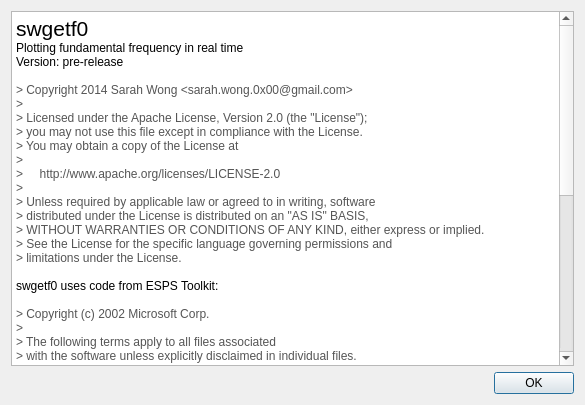
Qt form about.ui (sarahkw/swgetf0) before a commit.
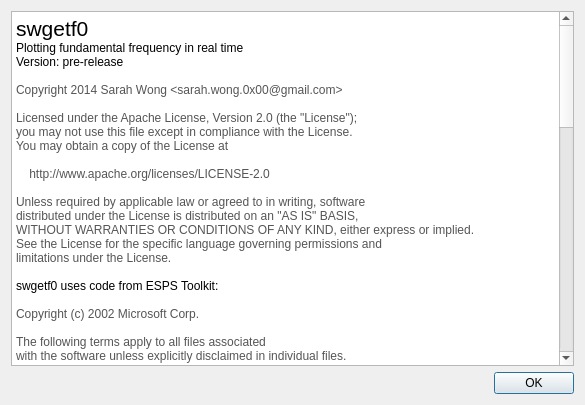
The same form after that commit.

Commit message: Add tinyscheme license to Help->About

Diff of the .ui file:
```diff
--- a/about.ui
+++ b/about.ui
@@ -31,49 +31,81 @@
 &lt;p style=&quot; margin-top:0px; margin-bottom:0px; margin-left:0px; margin-right:0px; -qt-block-indent:0; text-indent:0px;&quot;&gt;Plotting fundamental frequency in real time&lt;/p&gt;
 &lt;p style=&quot; margin-top:0px; margin-bottom:0px; margin-left:0px; margin-right:0px; -qt-block-indent:0; text-indent:0px;&quot;&gt;Version: pre-release&lt;/p&gt;
 &lt;p style=&quot;-qt-paragraph-type:empty; margin-top:0px; margin-bottom:0px; margin-left:0px; margin-right:0px; -qt-block-indent:0; text-indent:0px;&quot;&gt;&lt;br /&gt;&lt;/p&gt;
-&lt;p style=&quot; margin-top:0px; margin-bottom:0px; margin-left:0px; margin-right:0px; -qt-block-indent:0; text-indent:0px;&quot;&gt;&lt;span style=&quot; color:#555555;&quot;&gt;&amp;gt; Copyright 2014 Sarah Wong &amp;lt;sarah.wong.0x00@gmail.com&amp;gt;&lt;/span&gt;&lt;/p&gt;
-&lt;p style=&quot; margin-top:0px; margin-bottom:0px; margin-left:0px; margin-right:0px; -qt-block-indent:0; text-indent:0px;&quot;&gt;&lt;span style=&quot; color:#555555;&quot;&gt;&amp;gt; &lt;/span&gt;&lt;/p&gt;
-&lt;p style=&quot; margin-top:0px; margin-bottom:0px; margin-left:0px; margin-right:0px; -qt-block-indent:0; text-indent:0px;&quot;&gt;&lt;span style=&quot; color:#555555;&quot;&gt;&amp;gt; Licensed under the Apache License, Version 2.0 (the &amp;quot;License&amp;quot;);&lt;/span&gt;&lt;/p&gt;
-&lt;p style=&quot; margin-top:0px; margin-bottom:0px; margin-left:0px; margin-right:0px; -qt-block-indent:0; text-indent:0px;&quot;&gt;&lt;span style=&quot; color:#555555;&quot;&gt;&amp;gt; you may not use this file except in compliance with the License.&lt;/span&gt;&lt;/p&gt;
-&lt;p style=&quot; margin-top:0px; margin-bottom:0px; margin-left:0px; margin-right:0px; -qt-block-indent:0; text-indent:0px;&quot;&gt;&lt;span style=&quot; color:#555555;&quot;&gt;&amp;gt; You may obtain a copy of the License at&lt;/span&gt;&lt;/p&gt;
-&lt;p style=&quot; margin-top:0px; margin-bottom:0px; margin-left:0px; margin-right:0px; -qt-block-indent:0; text-indent:0px;&quot;&gt;&lt;span style=&quot; color:#555555;&quot;&gt;&amp;gt; &lt;/span&gt;&lt;/p&gt;
-&lt;p style=&quot; margin-top:0px; margin-bottom:0px; margin-left:0px; margin-right:0px; -qt-block-indent:0; text-indent:0px;&quot;&gt;&lt;span style=&quot; color:#555555;&quot;&gt;&amp;gt;     http://www.apache.org/licenses/LICENSE-2.0&lt;/span&gt;&lt;/p&gt;
-&lt;p style=&quot; margin-top:0px; margin-bottom:0px; margin-left:0px; margin-right:0px; -qt-block-indent:0; text-indent:0px;&quot;&gt;&lt;span style=&quot; color:#555555;&quot;&gt;&amp;gt; &lt;/span&gt;&lt;/p&gt;
-&lt;p style=&quot; margin-top:0px; margin-bottom:0px; margin-left:0px; margin-right:0px; -qt-block-indent:0; text-indent:0px;&quot;&gt;&lt;span style=&quot; color:#555555;&quot;&gt;&amp;gt; Unless required by applicable law or agreed to in writing, software&lt;/span&gt;&lt;/p&gt;
-&lt;p style=&quot; margin-top:0px; margin-bottom:0px; margin-left:0px; margin-right:0px; -qt-block-indent:0; text-indent:0px;&quot;&gt;&lt;span style=&quot; color:#555555;&quot;&gt;&amp;gt; distributed under the License is distributed on an &amp;quot;AS IS&amp;quot; BASIS,&lt;/span&gt;&lt;/p&gt;
-&lt;p style=&quot; margin-top:0px; margin-bottom:0px; margin-left:0px; margin-right:0px; -qt-block-indent:0; text-indent:0px;&quot;&gt;&lt;span style=&quot; color:#555555;&quot;&gt;&amp;gt; WITHOUT WARRANTIES OR CONDITIONS OF ANY KIND, either express or implied.&lt;/span&gt;&lt;/p&gt;
-&lt;p style=&quot; margin-top:0px; margin-bottom:0px; margin-left:0px; margin-right:0px; -qt-block-indent:0; text-indent:0px;&quot;&gt;&lt;span style=&quot; color:#555555;&quot;&gt;&amp;gt; See the License for the specific language governing permissions and&lt;/span&gt;&lt;/p&gt;
-&lt;p style=&quot; margin-top:0px; margin-bottom:0px; margin-left:0px; margin-right:0px; -qt-block-indent:0; text-indent:0px;&quot;&gt;&lt;span style=&quot; color:#555555;&quot;&gt;&amp;gt; limitations under the License.&lt;/span&gt;&lt;/p&gt;
+&lt;p style=&quot; margin-top:0px; margin-bottom:0px; margin-left:0px; margin-right:0px; -qt-block-indent:0; text-indent:0px;&quot;&gt;&lt;span style=&quot; color:#555555;&quot;&gt;Copyright 2014 Sarah Wong &amp;lt;sarah.wong.0x00@gmail.com&amp;gt;&lt;/span&gt;&lt;/p&gt;
+&lt;p style=&quot;-qt-paragraph-type:empty; margin-top:0px; margin-bottom:0px; margin-left:0px; margin-right:0px; -qt-block-indent:0; text-indent:0px; color:#555555;&quot;&gt;&lt;br /&gt;&lt;/p&gt;
+&lt;p style=&quot; margin-top:0px; margin-bottom:0px; margin-left:0px; margin-right:0px; -qt-block-indent:0; text-indent:0px;&quot;&gt;&lt;span style=&quot; color:#555555;&quot;&gt;Licensed under the Apache License, Version 2.0 (the &amp;quot;License&amp;quot;);&lt;/span&gt;&lt;/p&gt;
+&lt;p style=&quot; margin-top:0px; margin-bottom:0px; margin-left:0px; margin-right:0px; -qt-block-indent:0; text-indent:0px;&quot;&gt;&lt;span style=&quot; color:#555555;&quot;&gt;you may not use this file except in compliance with the License.&lt;/span&gt;&lt;/p&gt;
+&lt;p style=&quot; margin-top:0px; margin-bottom:0px; margin-left:0px; margin-right:0px; -qt-block-indent:0; text-indent:0px;&quot;&gt;&lt;span style=&quot; color:#555555;&quot;&gt;You may obtain a copy of the License at&lt;/span&gt;&lt;/p&gt;
+&lt;p style=&quot;-qt-paragraph-type:empty; margin-top:0px; margin-bottom:0px; margin-left:0px; margin-right:0px; -qt-block-indent:0; text-indent:0px; color:#555555;&quot;&gt;&lt;br /&gt;&lt;/p&gt;
+&lt;p style=&quot; margin-top:0px; margin-bottom:0px; margin-left:0px; margin-right:0px; -qt-block-indent:0; text-indent:0px;&quot;&gt;&lt;span style=&quot; color:#555555;&quot;&gt;    http://www.apache.org/licenses/LICENSE-2.0&lt;/span&gt;&lt;/p&gt;
+&lt;p style=&quot;-qt-paragraph-type:empty; margin-top:0px; margin-bottom:0px; margin-left:0px; margin-right:0px; -qt-block-indent:0; text-indent:0px; color:#555555;&quot;&gt;&lt;br /&gt;&lt;/p&gt;
+&lt;p style=&quot; margin-top:0px; margin-bottom:0px; margin-left:0px; margin-right:0px; -qt-block-indent:0; text-indent:0px;&quot;&gt;&lt;span style=&quot; color:#555555;&quot;&gt;Unless required by applicable law or agreed to in writing, software&lt;/span&gt;&lt;/p&gt;
+&lt;p style=&quot; margin-top:0px; margin-bottom:0px; margin-left:0px; margin-right:0px; -qt-block-indent:0; text-indent:0px;&quot;&gt;&lt;span style=&quot; color:#555555;&quot;&gt;distributed under the License is distributed on an &amp;quot;AS IS&amp;quot; BASIS,&lt;/span&gt;&lt;/p&gt;
+&lt;p style=&quot; margin-top:0px; margin-bottom:0px; margin-left:0px; margin-right:0px; -qt-block-indent:0; text-indent:0px;&quot;&gt;&lt;span style=&quot; color:#555555;&quot;&gt;WITHOUT WARRANTIES OR CONDITIONS OF ANY KIND, either express or implied.&lt;/span&gt;&lt;/p&gt;
+&lt;p style=&quot; margin-top:0px; margin-bottom:0px; margin-left:0px; margin-right:0px; -qt-block-indent:0; text-indent:0px;&quot;&gt;&lt;span style=&quot; color:#555555;&quot;&gt;See the License for the specific language governing permissions and&lt;/span&gt;&lt;/p&gt;
+&lt;p style=&quot; margin-top:0px; margin-bottom:0px; margin-left:0px; margin-right:0px; -qt-block-indent:0; text-indent:0px;&quot;&gt;&lt;span style=&quot; color:#555555;&quot;&gt;limitations under the License.&lt;/span&gt;&lt;/p&gt;
 &lt;p style=&quot;-qt-paragraph-type:empty; margin-top:0px; margin-bottom:0px; margin-left:0px; margin-right:0px; -qt-block-indent:0; text-indent:0px;&quot;&gt;&lt;br /&gt;&lt;/p&gt;
 &lt;p style=&quot; margin-top:0px; margin-bottom:0px; margin-left:0px; margin-right:0px; -qt-block-indent:0; text-indent:0px;&quot;&gt;swgetf0 uses code from ESPS Toolkit:&lt;/p&gt;
 &lt;p style=&quot;-qt-paragraph-type:empty; margin-top:0px; margin-bottom:0px; margin-left:0px; margin-right:0px; -qt-block-indent:0; text-indent:0px;&quot;&gt;&lt;br /&gt;&lt;/p&gt;
-&lt;p style=&quot; margin-top:0px; margin-bottom:0px; margin-left:0px; margin-right:0px; -qt-block-indent:0; text-indent:0px;&quot;&gt;&lt;span style=&quot; color:#555555;&quot;&gt;&amp;gt; Copyright (c) 2002 Microsoft Corp.&lt;/span&gt;&lt;/p&gt;
-&lt;p style=&quot; margin-top:0px; margin-bottom:0px; margin-left:0px; margin-right:0px; -qt-block-indent:0; text-indent:0px;&quot;&gt;&lt;span style=&quot; color:#555555;&quot;&gt;&amp;gt; &lt;/span&gt;&lt;/p&gt;
-&lt;p style=&quot; margin-top:0px; margin-bottom:0px; margin-left:0px; margin-right:0px; -qt-block-indent:0; text-indent:0px;&quot;&gt;&lt;span style=&quot; color:#555555;&quot;&gt;&amp;gt; The following terms apply to all files associated&lt;/span&gt;&lt;/p&gt;
-&lt;p style=&quot; margin-top:0px; margin-bottom:0px; margin-left:0px; margin-right:0px; -qt-block-indent:0; text-indent:0px;&quot;&gt;&lt;span style=&quot; color:#555555;&quot;&gt;&amp;gt; with the software unless explicitly disclaimed in individual files.&lt;/span&gt;&lt;/p&gt;
-&lt;p style=&quot; margin-top:0px; margin-bottom:0px; margin-left:0px; margin-right:0px; -qt-block-indent:0; text-indent:0px;&quot;&gt;&lt;span style=&quot; color:#555555;&quot;&gt;&amp;gt; &lt;/span&gt;&lt;/p&gt;
-&lt;p style=&quot; margin-top:0px; margin-bottom:0px; margin-left:0px; margin-right:0px; -qt-block-indent:0; text-indent:0px;&quot;&gt;&lt;span style=&quot; color:#555555;&quot;&gt;&amp;gt; The authors hereby grant permission to use, copy, modify, distribute,&lt;/span&gt;&lt;/p&gt;
-&lt;p style=&quot; margin-top:0px; margin-bottom:0px; margin-left:0px; margin-right:0px; -qt-block-indent:0; text-indent:0px;&quot;&gt;&lt;span style=&quot; color:#555555;&quot;&gt;&amp;gt; and license this software and its documentation for any purpose, provided&lt;/span&gt;&lt;/p&gt;
-&lt;p style=&quot; margin-top:0px; margin-bottom:0px; margin-left:0px; margin-right:0px; -qt-block-indent:0; text-indent:0px;&quot;&gt;&lt;span style=&quot; color:#555555;&quot;&gt;&amp;gt; that existing copyright notices are retained in all copies and that this&lt;/span&gt;&lt;/p&gt;
-&lt;p style=&quot; margin-top:0px; margin-bottom:0px; margin-left:0px; margin-right:0px; -qt-block-indent:0; text-indent:0px;&quot;&gt;&lt;span style=&quot; color:#555555;&quot;&gt;&amp;gt; notice is included verbatim in any distributions. No written agreement,&lt;/span&gt;&lt;/p&gt;
-&lt;p style=&quot; margin-top:0px; margin-bottom:0px; margin-left:0px; margin-right:0px; -qt-block-indent:0; text-indent:0px;&quot;&gt;&lt;span style=&quot; color:#555555;&quot;&gt;&amp;gt; license, or royalty fee is required for any of the authorized uses.&lt;/span&gt;&lt;/p&gt;
-&lt;p style=&quot; margin-top:0px; margin-bottom:0px; margin-left:0px; margin-right:0px; -qt-block-indent:0; text-indent:0px;&quot;&gt;&lt;span style=&quot; color:#555555;&quot;&gt;&amp;gt; Modifications to this software may be copyrighted by their authors&lt;/span&gt;&lt;/p&gt;
-&lt;p style=&quot; margin-top:0px; margin-bottom:0px; margin-left:0px; margin-right:0px; -qt-block-indent:0; text-indent:0px;&quot;&gt;&lt;span style=&quot; color:#555555;&quot;&gt;&amp;gt; and need not follow the licensing terms described here, provided that&lt;/span&gt;&lt;/p&gt;
-&lt;p style=&quot; margin-top:0px; margin-bottom:0px; margin-left:0px; margin-right:0px; -qt-block-indent:0; text-indent:0px;&quot;&gt;&lt;span style=&quot; color:#555555;&quot;&gt;&amp;gt; the new terms are clearly indicated on the first page of each file where&lt;/span&gt;&lt;/p&gt;
-&lt;p style=&quot; margin-top:0px; margin-bottom:0px; margin-left:0px; margin-right:0px; -qt-block-indent:0; text-indent:0px;&quot;&gt;&lt;span style=&quot; color:#555555;&quot;&gt;&amp;gt; they apply.&lt;/span&gt;&lt;/p&gt;
-&lt;p style=&quot; margin-top:0px; margin-bottom:0px; margin-left:0px; margin-right:0px; -qt-block-indent:0; text-indent:0px;&quot;&gt;&lt;span style=&quot; color:#555555;&quot;&gt;&amp;gt; &lt;/span&gt;&lt;/p&gt;
-&lt;p style=&quot; margin-top:0px; margin-bottom:0px; margin-left:0px; margin-right:0px; -qt-block-indent:0; text-indent:0px;&quot;&gt;&lt;span style=&quot; color:#555555;&quot;&gt;&amp;gt; IN NO EVENT SHALL THE AUTHORS OR DISTRIBUTORS BE LIABLE TO ANY PARTY&lt;/span&gt;&lt;/p&gt;
-&lt;p style=&quot; margin-top:0px; margin-bottom:0px; margin-left:0px; margin-right:0px; -qt-block-indent:0; text-indent:0px;&quot;&gt;&lt;span style=&quot; color:#555555;&quot;&gt;&amp;gt; FOR DIRECT, INDIRECT, SPECIAL, INCIDENTAL, OR CONSEQUENTIAL DAMAGES&lt;/span&gt;&lt;/p&gt;
-&lt;p style=&quot; margin-top:0px; margin-bottom:0px; margin-left:0px; margin-right:0px; -qt-block-indent:0; text-indent:0px;&quot;&gt;&lt;span style=&quot; color:#555555;&quot;&gt;&amp;gt; ARISING OUT OF THE USE OF THIS SOFTWARE, ITS DOCUMENTATION, OR ANY&lt;/span&gt;&lt;/p&gt;
-&lt;p style=&quot; margin-top:0px; margin-bottom:0px; margin-left:0px; margin-right:0px; -qt-block-indent:0; text-indent:0px;&quot;&gt;&lt;span style=&quot; color:#555555;&quot;&gt;&amp;gt; DERIVATIVES THEREOF, EVEN IF THE AUTHORS HAVE BEEN ADVISED OF THE&lt;/span&gt;&lt;/p&gt;
-&lt;p style=&quot; margin-top:0px; margin-bottom:0px; margin-left:0px; margin-right:0px; -qt-block-indent:0; text-indent:0px;&quot;&gt;&lt;span style=&quot; color:#555555;&quot;&gt;&amp;gt; POSSIBILITY OF SUCH DAMAGE.&lt;/span&gt;&lt;/p&gt;
-&lt;p style=&quot; margin-top:0px; margin-bottom:0px; margin-left:0px; margin-right:0px; -qt-block-indent:0; text-indent:0px;&quot;&gt;&lt;span style=&quot; color:#555555;&quot;&gt;&amp;gt; &lt;/span&gt;&lt;/p&gt;
-&lt;p style=&quot; margin-top:0px; margin-bottom:0px; margin-left:0px; margin-right:0px; -qt-block-indent:0; text-indent:0px;&quot;&gt;&lt;span style=&quot; color:#555555;&quot;&gt;&amp;gt; THE AUTHORS AND DISTRIBUTORS SPECIFICALLY DISCLAIM ANY WARRANTIES,&lt;/span&gt;&lt;/p&gt;
-&lt;p style=&quot; margin-top:0px; margin-bottom:0px; margin-left:0px; margin-right:0px; -qt-block-indent:0; text-indent:0px;&quot;&gt;&lt;span style=&quot; color:#555555;&quot;&gt;&amp;gt; INCLUDING, BUT NOT LIMITED TO, THE IMPLIED WARRANTIES OF MERCHANTABILITY,&lt;/span&gt;&lt;/p&gt;
-&lt;p style=&quot; margin-top:0px; margin-bottom:0px; margin-left:0px; margin-right:0px; -qt-block-indent:0; text-indent:0px;&quot;&gt;&lt;span style=&quot; color:#555555;&quot;&gt;&amp;gt; FITNESS FOR A PARTICULAR PURPOSE, AND NON-INFRINGEMENT.  THIS SOFTWARE&lt;/span&gt;&lt;/p&gt;
-&lt;p style=&quot; margin-top:0px; margin-bottom:0px; margin-left:0px; margin-right:0px; -qt-block-indent:0; text-indent:0px;&quot;&gt;&lt;span style=&quot; color:#555555;&quot;&gt;&amp;gt; IS PROVIDED ON AN &amp;quot;AS IS&amp;quot; BASIS, AND THE AUTHORS AND DISTRIBUTORS HAVE&lt;/span&gt;&lt;/p&gt;
-&lt;p style=&quot; margin-top:0px; margin-bottom:0px; margin-left:0px; margin-right:0px; -qt-block-indent:0; text-indent:0px;&quot;&gt;&lt;span style=&quot; color:#555555;&quot;&gt;&amp;gt; NO OBLIGATION TO PROVIDE MAINTENANCE, SUPPORT, UPDATES, ENHANCEMENTS, OR&lt;/span&gt;&lt;/p&gt;
-&lt;p style=&quot; margin-top:0px; margin-bottom:0px; margin-left:0px; margin-right:0px; -qt-block-indent:0; text-indent:0px;&quot;&gt;&lt;span style=&quot; color:#555555;&quot;&gt;&amp;gt; MODIFICATIONS.&lt;/span&gt;&lt;/p&gt;&lt;/body&gt;&lt;/html&gt;</string>
+&lt;p style=&quot; margin-top:0px; margin-bottom:0px; margin-left:0px; margin-right:0px; -qt-block-indent:0; text-indent:0px;&quot;&gt;&lt;span style=&quot; color:#555555;&quot;&gt;Copyright (c) 2002 Microsoft Corp.&lt;/span&gt;&lt;/p&gt;
+&lt;p style=&quot;-qt-paragraph-type:empty; margin-top:0px; margin-bottom:0px; margin-left:0px; margin-right:0px; -qt-block-indent:0; text-indent:0px; color:#555555;&quot;&gt;&lt;br /&gt;&lt;/p&gt;
+&lt;p style=&quot; margin-top:0px; margin-bottom:0px; margin-left:0px; margin-right:0px; -qt-block-indent:0; text-indent:0px;&quot;&gt;&lt;span style=&quot; color:#555555;&quot;&gt;The following terms apply to all files associated&lt;/span&gt;&lt;/p&gt;
+&lt;p style=&quot; margin-top:0px; margin-bottom:0px; margin-left:0px; margin-right:0px; -qt-block-indent:0; text-indent:0px;&quot;&gt;&lt;span style=&quot; color:#555555;&quot;&gt;with the software unless explicitly disclaimed in individual files.&lt;/span&gt;&lt;/p&gt;
+&lt;p style=&quot;-qt-paragraph-type:empty; margin-top:0px; margin-bottom:0px; margin-left:0px; margin-right:0px; -qt-block-indent:0; text-indent:0px; color:#555555;&quot;&gt;&lt;br /&gt;&lt;/p&gt;
+&lt;p style=&quot; margin-top:0px; margin-bottom:0px; margin-left:0px; margin-right:0px; -qt-block-indent:0; text-indent:0px;&quot;&gt;&lt;span style=&quot; color:#555555;&quot;&gt;The authors hereby grant permission to use, copy, modify, distribute,&lt;/span&gt;&lt;/p&gt;
+&lt;p style=&quot; margin-top:0px; margin-bottom:0px; margin-left:0px; margin-right:0px; -qt-block-indent:0; text-indent:0px;&quot;&gt;&lt;span style=&quot; color:#555555;&quot;&gt;and license this software and its documentation for any purpose, provided&lt;/span&gt;&lt;/p&gt;
+&lt;p style=&quot; margin-top:0px; margin-bottom:0px; margin-left:0px; margin-right:0px; -qt-block-indent:0; text-indent:0px;&quot;&gt;&lt;span style=&quot; color:#555555;&quot;&gt;that existing copyright notices are retained in all copies and that this&lt;/span&gt;&lt;/p&gt;
+&lt;p style=&quot; margin-top:0px; margin-bottom:0px; margin-left:0px; margin-right:0px; -qt-block-indent:0; text-indent:0px;&quot;&gt;&lt;span style=&quot; color:#555555;&quot;&gt;notice is included verbatim in any distributions. No written agreement,&lt;/span&gt;&lt;/p&gt;
+&lt;p style=&quot; margin-top:0px; margin-bottom:0px; margin-left:0px; margin-right:0px; -qt-block-indent:0; text-indent:0px;&quot;&gt;&lt;span style=&quot; color:#555555;&quot;&gt;license, or royalty fee is required for any of the authorized uses.&lt;/span&gt;&lt;/p&gt;
+&lt;p style=&quot; margin-top:0px; margin-bottom:0px; margin-left:0px; margin-right:0px; -qt-block-indent:0; text-indent:0px;&quot;&gt;&lt;span style=&quot; color:#555555;&quot;&gt;Modifications to this software may be copyrighted by their authors&lt;/span&gt;&lt;/p&gt;
+&lt;p style=&quot; margin-top:0px; margin-bottom:0px; margin-left:0px; margin-right:0px; -qt-block-indent:0; text-indent:0px;&quot;&gt;&lt;span style=&quot; color:#555555;&quot;&gt;and need not follow the licensing terms described here, provided that&lt;/span&gt;&lt;/p&gt;
+&lt;p style=&quot; margin-top:0px; margin-bottom:0px; margin-left:0px; margin-right:0px; -qt-block-indent:0; text-indent:0px;&quot;&gt;&lt;span style=&quot; color:#555555;&quot;&gt;the new terms are clearly indicated on the first page of each file where&lt;/span&gt;&lt;/p&gt;
+&lt;p style=&quot; margin-top:0px; margin-bottom:0px; margin-left:0px; margin-right:0px; -qt-block-indent:0; text-indent:0px;&quot;&gt;&lt;span style=&quot; color:#555555;&quot;&gt;they apply.&lt;/span&gt;&lt;/p&gt;
+&lt;p style=&quot;-qt-paragraph-type:empty; margin-top:0px; margin-bottom:0px; margin-left:0px; margin-right:0px; -qt-block-indent:0; text-indent:0px; color:#555555;&quot;&gt;&lt;br /&gt;&lt;/p&gt;
+&lt;p style=&quot; margin-top:0px; margin-bottom:0px; margin-left:0px; margin-right:0px; -qt-block-indent:0; text-indent:0px;&quot;&gt;&lt;span style=&quot; color:#555555;&quot;&gt;IN NO EVENT SHALL THE AUTHORS OR DISTRIBUTORS BE LIABLE TO ANY PARTY&lt;/span&gt;&lt;/p&gt;
+&lt;p style=&quot; margin-top:0px; margin-bottom:0px; margin-left:0px; margin-right:0px; -qt-block-indent:0; text-indent:0px;&quot;&gt;&lt;span style=&quot; color:#555555;&quot;&gt;FOR DIRECT, INDIRECT, SPECIAL, INCIDENTAL, OR CONSEQUENTIAL DAMAGES&lt;/span&gt;&lt;/p&gt;
+&lt;p style=&quot; margin-top:0px; margin-bottom:0px; margin-left:0px; margin-right:0px; -qt-block-indent:0; text-indent:0px;&quot;&gt;&lt;span style=&quot; color:#555555;&quot;&gt;ARISING OUT OF THE USE OF THIS SOFTWARE, ITS DOCUMENTATION, OR ANY&lt;/span&gt;&lt;/p&gt;
+&lt;p style=&quot; margin-top:0px; margin-bottom:0px; margin-left:0px; margin-right:0px; -qt-block-indent:0; text-indent:0px;&quot;&gt;&lt;span style=&quot; color:#555555;&quot;&gt;DERIVATIVES THEREOF, EVEN IF THE AUTHORS HAVE BEEN ADVISED OF THE&lt;/span&gt;&lt;/p&gt;
+&lt;p style=&quot; margin-top:0px; margin-bottom:0px; margin-left:0px; margin-right:0px; -qt-block-indent:0; text-indent:0px;&quot;&gt;&lt;span style=&quot; color:#555555;&quot;&gt;POSSIBILITY OF SUCH DAMAGE.&lt;/span&gt;&lt;/p&gt;
+&lt;p style=&quot;-qt-paragraph-type:empty; margin-top:0px; margin-bottom:0px; margin-left:0px; margin-right:0px; -qt-block-indent:0; text-indent:0px; color:#555555;&quot;&gt;&lt;br /&gt;&lt;/p&gt;
+&lt;p style=&quot; margin-top:0px; margin-bottom:0px; margin-left:0px; margin-right:0px; -qt-block-indent:0; text-indent:0px;&quot;&gt;&lt;span style=&quot; color:#555555;&quot;&gt;THE AUTHORS AND DISTRIBUTORS SPECIFICALLY DISCLAIM ANY WARRANTIES,&lt;/span&gt;&lt;/p&gt;
+&lt;p style=&quot; margin-top:0px; margin-bottom:0px; margin-left:0px; margin-right:0px; -qt-block-indent:0; text-indent:0px;&quot;&gt;&lt;span style=&quot; color:#555555;&quot;&gt;INCLUDING, BUT NOT LIMITED TO, THE IMPLIED WARRANTIES OF MERCHANTABILITY,&lt;/span&gt;&lt;/p&gt;
+&lt;p style=&quot; margin-top:0px; margin-bottom:0px; margin-left:0px; margin-right:0px; -qt-block-indent:0; text-indent:0px;&quot;&gt;&lt;span style=&quot; color:#555555;&quot;&gt;FITNESS FOR A PARTICULAR PURPOSE, AND NON-INFRINGEMENT.  THIS SOFTWARE&lt;/span&gt;&lt;/p&gt;
+&lt;p style=&quot; margin-top:0px; margin-bottom:0px; margin-left:0px; margin-right:0px; -qt-block-indent:0; text-indent:0px;&quot;&gt;&lt;span style=&quot; color:#555555;&quot;&gt;IS PROVIDED ON AN &amp;quot;AS IS&amp;quot; BASIS, AND THE AUTHORS AND DISTRIBUTORS HAVE&lt;/span&gt;&lt;/p&gt;
+&lt;p style=&quot; margin-top:0px; margin-bottom:0px; margin-left:0px; margin-right:0px; -qt-block-indent:0; text-indent:0px;&quot;&gt;&lt;span style=&quot; color:#555555;&quot;&gt;NO OBLIGATION TO PROVIDE MAINTENANCE, SUPPORT, UPDATES, ENHANCEMENTS, OR&lt;/span&gt;&lt;/p&gt;
+&lt;p style=&quot; margin-top:0px; margin-bottom:0px; margin-left:0px; margin-right:0px; -qt-block-indent:0; text-indent:0px;&quot;&gt;&lt;span style=&quot; color:#555555;&quot;&gt;MODIFICATIONS.&lt;/span&gt;&lt;/p&gt;
+&lt;p style=&quot;-qt-paragraph-type:empty; margin-top:0px; margin-bottom:0px; margin-left:0px; margin-right:0px; -qt-block-indent:0; text-indent:0px; color:#555555;&quot;&gt;&lt;br /&gt;&lt;/p&gt;
+&lt;p style=&quot; margin-top:0px; margin-bottom:0px; margin-left:0px; margin-right:0px; -qt-block-indent:0; text-indent:0px;&quot;&gt;swgetf0 uses code from tinyscheme:&lt;/p&gt;
+&lt;p style=&quot;-qt-paragraph-type:empty; margin-top:0px; margin-bottom:0px; margin-left:0px; margin-right:0px; -qt-block-indent:0; text-indent:0px;&quot;&gt;&lt;br /&gt;&lt;/p&gt;
+&lt;p style=&quot; margin-top:0px; margin-bottom:0px; margin-left:0px; margin-right:0px; -qt-block-indent:0; text-indent:0px;&quot;&gt;&lt;span style=&quot; color:#555555;&quot;&gt;Copyright (c) 2000, Dimitrios Souflis&lt;/span&gt;&lt;/p&gt;
+&lt;p style=&quot; margin-top:0px; margin-bottom:0px; margin-left:0px; margin-right:0px; -qt-block-indent:0; text-indent:0px;&quot;&gt;&lt;span style=&quot; color:#555555;&quot;&gt;All rights reserved.&lt;/span&gt;&lt;/p&gt;
+&lt;p style=&quot;-qt-paragraph-type:empty; margin-top:0px; margin-bottom:0px; margin-left:0px; margin-right:0px; -qt-block-indent:0; text-indent:0px; color:#555555;&quot;&gt;&lt;br /&gt;&lt;/p&gt;
+&lt;p style=&quot; margin-top:0px; margin-bottom:0px; margin-left:0px; margin-right:0px; -qt-block-indent:0; text-indent:0px;&quot;&gt;&lt;span style=&quot; color:#555555;&quot;&gt;Redistribution and use in source and binary forms, with or without&lt;/span&gt;&lt;/p&gt;
+&lt;p style=&quot; margin-top:0px; margin-bottom:0px; margin-left:0px; margin-right:0px; -qt-block-indent:0; text-indent:0px;&quot;&gt;&lt;span style=&quot; color:#555555;&quot;&gt;modification, are permitted provided that the following conditions are&lt;/span&gt;&lt;/p&gt;
+&lt;p style=&quot; margin-top:0px; margin-bottom:0px; margin-left:0px; margin-right:0px; -qt-block-indent:0; text-indent:0px;&quot;&gt;&lt;span style=&quot; color:#555555;&quot;&gt;met:&lt;/span&gt;&lt;/p&gt;
+&lt;p style=&quot;-qt-paragraph-type:empty; margin-top:0px; margin-bottom:0px; margin-left:0px; margin-right:0px; -qt-block-indent:0; text-indent:0px; color:#555555;&quot;&gt;&lt;br /&gt;&lt;/p&gt;
+&lt;p style=&quot; margin-top:0px; margin-bottom:0px; margin-left:0px; margin-right:0px; -qt-block-indent:0; text-indent:0px;&quot;&gt;&lt;span style=&quot; color:#555555;&quot;&gt;Redistributions of source code must retain the above copyright notice,&lt;/span&gt;&lt;/p&gt;
+&lt;p style=&quot; margin-top:0px; margin-bottom:0px; margin-left:0px; margin-right:0px; -qt-block-indent:0; text-indent:0px;&quot;&gt;&lt;span style=&quot; color:#555555;&quot;&gt;this list of conditions and the following disclaimer.&lt;/span&gt;&lt;/p&gt;
+&lt;p style=&quot;-qt-paragraph-type:empty; margin-top:0px; margin-bottom:0px; margin-left:0px; margin-right:0px; -qt-block-indent:0; text-indent:0px; color:#555555;&quot;&gt;&lt;br /&gt;&lt;/p&gt;
+&lt;p style=&quot; margin-top:0px; margin-bottom:0px; margin-left:0px; margin-right:0px; -qt-block-indent:0; text-indent:0px;&quot;&gt;&lt;span style=&quot; color:#555555;&quot;&gt;Redistributions in binary form must reproduce the above copyright&lt;/span&gt;&lt;/p&gt;
+&lt;p style=&quot; margin-top:0px; margin-bottom:0px; margin-left:0px; margin-right:0px; -qt-block-indent:0; text-indent:0px;&quot;&gt;&lt;span style=&quot; color:#555555;&quot;&gt;notice, this list of conditions and the following disclaimer in the&lt;/span&gt;&lt;/p&gt;
+&lt;p style=&quot; margin-top:0px; margin-bottom:0px; margin-left:0px; margin-right:0px; -qt-block-indent:0; text-indent:0px;&quot;&gt;&lt;span style=&quot; color:#555555;&quot;&gt;documentation and/or other materials provided with the distribution.&lt;/span&gt;&lt;/p&gt;
+&lt;p style=&quot;-qt-paragraph-type:empty; margin-top:0px; margin-bottom:0px; margin-left:0px; margin-right:0px; -qt-block-indent:0; text-indent:0px; color:#555555;&quot;&gt;&lt;br /&gt;&lt;/p&gt;
+&lt;p style=&quot; margin-top:0px; margin-bottom:0px; margin-left:0px; margin-right:0px; -qt-block-indent:0; text-indent:0px;&quot;&gt;&lt;span style=&quot; color:#555555;&quot;&gt;Neither the name of Dimitrios Souflis nor the names of the&lt;/span&gt;&lt;/p&gt;
+&lt;p style=&quot; margin-top:0px; margin-bottom:0px; margin-left:0px; margin-right:0px; -qt-block-indent:0; text-indent:0px;&quot;&gt;&lt;span style=&quot; color:#555555;&quot;&gt;contributors may be used to endorse or promote products derived from&lt;/span&gt;&lt;/p&gt;
+&lt;p style=&quot; margin-top:0px; margin-bottom:0px; margin-left:0px; margin-right:0px; -qt-block-indent:0; text-indent:0px;&quot;&gt;&lt;span style=&quot; color:#555555;&quot;&gt;this software without specific prior written permission.&lt;/span&gt;&lt;/p&gt;
+&lt;p style=&quot;-qt-paragraph-type:empty; margin-top:0px; margin-bottom:0px; margin-left:0px; margin-right:0px; -qt-block-indent:0; text-indent:0px; color:#555555;&quot;&gt;&lt;br /&gt;&lt;/p&gt;
+&lt;p style=&quot; margin-top:0px; margin-bottom:0px; margin-left:0px; margin-right:0px; -qt-block-indent:0; text-indent:0px;&quot;&gt;&lt;span style=&quot; color:#555555;&quot;&gt;THIS SOFTWARE IS PROVIDED BY THE COPYRIGHT HOLDERS AND CONTRIBUTORS&lt;/span&gt;&lt;/p&gt;
+&lt;p style=&quot; margin-top:0px; margin-bottom:0px; margin-left:0px; margin-right:0px; -qt-block-indent:0; text-indent:0px;&quot;&gt;&lt;span style=&quot; color:#555555;&quot;&gt;``AS IS'' AND ANY EXPRESS OR IMPLIED WARRANTIES, INCLUDING, BUT NOT&lt;/span&gt;&lt;/p&gt;
+&lt;p style=&quot; margin-top:0px; margin-bottom:0px; margin-left:0px; margin-right:0px; -qt-block-indent:0; text-indent:0px;&quot;&gt;&lt;span style=&quot; color:#555555;&quot;&gt;LIMITED TO, THE IMPLIED WARRANTIES OF MERCHANTABILITY AND FITNESS FOR &lt;/span&gt;&lt;/p&gt;
+&lt;p style=&quot; margin-top:0px; margin-bottom:0px; margin-left:0px; margin-right:0px; -qt-block-indent:0; text-indent:0px;&quot;&gt;&lt;span style=&quot; color:#555555;&quot;&gt;A PARTICULAR PURPOSE ARE DISCLAIMED. IN NO EVENT SHALL THE REGENTS OR &lt;/span&gt;&lt;/p&gt;
+&lt;p style=&quot; margin-top:0px; margin-bottom:0px; margin-left:0px; margin-right:0px; -qt-block-indent:0; text-indent:0px;&quot;&gt;&lt;span style=&quot; color:#555555;&quot;&gt;CONTRIBUTORS BE LIABLE FOR ANY DIRECT, INDIRECT, INCIDENTAL, SPECIAL, &lt;/span&gt;&lt;/p&gt;
+&lt;p style=&quot; margin-top:0px; margin-bottom:0px; margin-left:0px; margin-right:0px; -qt-block-indent:0; text-indent:0px;&quot;&gt;&lt;span style=&quot; color:#555555;&quot;&gt;EXEMPLARY, OR CONSEQUENTIAL DAMAGES (INCLUDING, BUT NOT LIMITED TO, &lt;/span&gt;&lt;/p&gt;
+&lt;p style=&quot; margin-top:0px; margin-bottom:0px; margin-left:0px; margin-right:0px; -qt-block-indent:0; text-indent:0px;&quot;&gt;&lt;span style=&quot; color:#555555;&quot;&gt;PROCUREMENT OF SUBSTITUTE GOODS OR SERVICES; LOSS OF USE, DATA, OR &lt;/span&gt;&lt;/p&gt;
+&lt;p style=&quot; margin-top:0px; margin-bottom:0px; margin-left:0px; margin-right:0px; -qt-block-indent:0; text-indent:0px;&quot;&gt;&lt;span style=&quot; color:#555555;&quot;&gt;PROFITS; OR BUSINESS INTERRUPTION) HOWEVER CAUSED AND ON ANY THEORY OF &lt;/span&gt;&lt;/p&gt;
+&lt;p style=&quot; margin-top:0px; margin-bottom:0px; margin-left:0px; margin-right:0px; -qt-block-indent:0; text-indent:0px;&quot;&gt;&lt;span style=&quot; color:#555555;&quot;&gt;LIABILITY, WHETHER IN CONTRACT, STRICT LIABILITY, OR TORT (INCLUDING &lt;/span&gt;&lt;/p&gt;
+&lt;p style=&quot; margin-top:0px; margin-bottom:0px; margin-left:0px; margin-right:0px; -qt-block-indent:0; text-indent:0px;&quot;&gt;&lt;span style=&quot; color:#555555;&quot;&gt;NEGLIGENCE OR OTHERWISE) ARISING IN ANY WAY OUT OF THE USE OF THIS &lt;/span&gt;&lt;/p&gt;
+&lt;p style=&quot; margin-top:0px; margin-bottom:0px; margin-left:0px; margin-right:0px; -qt-block-indent:0; text-indent:0px;&quot;&gt;&lt;span style=&quot; color:#555555;&quot;&gt;SOFTWARE, EVEN IF ADVISED OF THE POSSIBILITY OF SUCH DAMAGE.&lt;/span&gt;&lt;/p&gt;&lt;/body&gt;&lt;/html&gt;</string>
      </property>
      <property name="openExternalLinks">
       <bool>true</bool>
```
